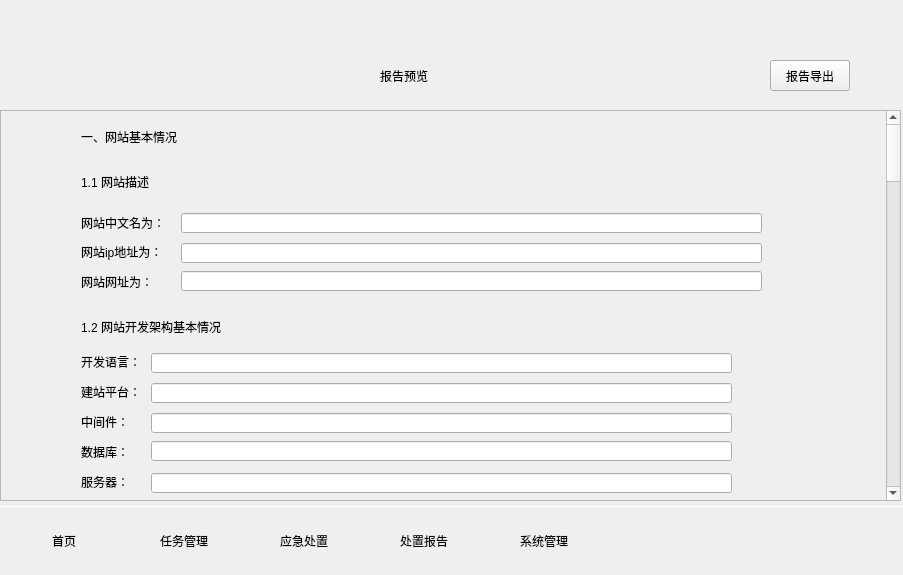
The window that maindialog.ui (sl5976886/sectool) describes before a commit, drawn with Qt 5.
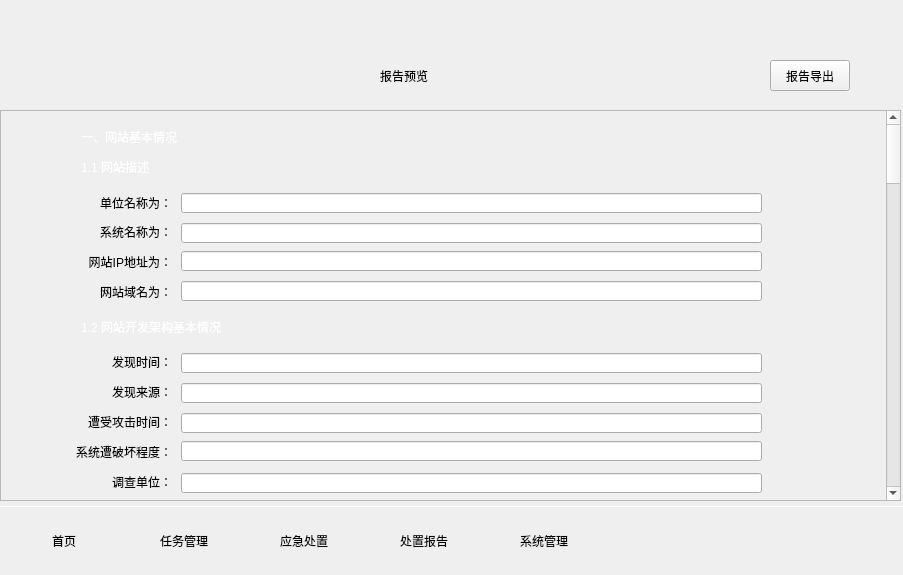
The same window after the commit. The open tabs and pages were chosen to show the change. Icons and pictures are not drawn.

The edit to the form file:
```diff
--- a/maindialog.ui
+++ b/maindialog.ui
@@ -1074,15 +1074,15 @@
       <property name="geometry">
        <rect>
         <x>0</x>
-        <y>0</y>
+        <y>-451</y>
         <width>885</width>
-        <height>2500</height>
+        <height>2400</height>
        </rect>
       </property>
       <property name="minimumSize">
        <size>
         <width>0</width>
-        <height>2500</height>
+        <height>2400</height>
        </size>
       </property>
       <widget class="QLabel" name="label_10">
@@ -1095,7 +1095,8 @@
         </rect>
        </property>
        <property name="styleSheet">
-        <string notr="true">font: 14pt &quot;仿宋&quot;;</string>
+        <string notr="true">font: 14pt &quot;仿宋&quot;;
+color: rgb(255, 255, 255);</string>
        </property>
        <property name="text">
         <string>一、网站基本情况</string>
@@ -1105,13 +1106,14 @@
        <property name="geometry">
         <rect>
          <x>80</x>
-         <y>55</y>
+         <y>40</y>
          <width>121</width>
          <height>31</height>
         </rect>
        </property>
        <property name="styleSheet">
-        <string notr="true">font: 12pt &quot;仿宋&quot;;</string>
+        <string notr="true">font: 12pt &quot;仿宋&quot;;
+color: rgb(255, 255, 255);</string>
        </property>
        <property name="text">
         <string>1.1 网站描述</string>
@@ -1121,39 +1123,48 @@
        <property name="geometry">
         <rect>
          <x>80</x>
-         <y>101</y>
-         <width>81</width>
+         <y>81</y>
+         <width>91</width>
          <height>21</height>
         </rect>
        </property>
        <property name="text">
-        <string>网站中文名为：</string>
+        <string>单位名称为：</string>
+       </property>
+       <property name="alignment">
+        <set>Qt::AlignRight|Qt::AlignTrailing|Qt::AlignVCenter</set>
        </property>
       </widget>
       <widget class="QLabel" name="label_13">
        <property name="geometry">
         <rect>
          <x>80</x>
-         <y>130</y>
-         <width>81</width>
+         <y>110</y>
+         <width>91</width>
          <height>21</height>
         </rect>
        </property>
        <property name="text">
-        <string>网站ip地址为：</string>
+        <string>系统名称为：</string>
+       </property>
+       <property name="alignment">
+        <set>Qt::AlignRight|Qt::AlignTrailing|Qt::AlignVCenter</set>
        </property>
       </widget>
       <widget class="QLabel" name="label_14">
        <property name="geometry">
         <rect>
          <x>80</x>
-         <y>160</y>
-         <width>81</width>
+         <y>140</y>
+         <width>91</width>
          <height>21</height>
         </rect>
        </property>
        <property name="text">
-        <string>网站网址为：</string>
+        <string>网站IP地址为：</string>
+       </property>
+       <property name="alignment">
+        <set>Qt::AlignRight|Qt::AlignTrailing|Qt::AlignVCenter</set>
        </property>
       </widget>
       <widget class="QLabel" name="label_15">
@@ -1166,7 +1177,8 @@
         </rect>
        </property>
        <property name="styleSheet">
-        <string notr="true">font: 12pt &quot;仿宋&quot;;</string>
+        <string notr="true">font: 12pt &quot;仿宋&quot;;
+color: rgb(255, 255, 255);</string>
        </property>
        <property name="text">
         <string>1.2 网站开发架构基本情况</string>
@@ -1177,12 +1189,15 @@
         <rect>
          <x>80</x>
          <y>240</y>
-         <width>81</width>
+         <width>91</width>
          <height>21</height>
         </rect>
        </property>
        <property name="text">
-        <string>开发语言：</string>
+        <string>发现时间：</string>
+       </property>
+       <property name="alignment">
+        <set>Qt::AlignRight|Qt::AlignTrailing|Qt::AlignVCenter</set>
        </property>
       </widget>
       <widget class="QLabel" name="label_17">
@@ -1190,12 +1205,15 @@
         <rect>
          <x>80</x>
          <y>270</y>
-         <width>81</width>
+         <width>91</width>
          <height>21</height>
         </rect>
        </property>
        <property name="text">
-        <string>建站平台：</string>
+        <string>发现来源：</string>
+       </property>
+       <property name="alignment">
+        <set>Qt::AlignRight|Qt::AlignTrailing|Qt::AlignVCenter</set>
        </property>
       </widget>
       <widget class="QLabel" name="label_18">
@@ -1203,25 +1221,31 @@
         <rect>
          <x>80</x>
          <y>300</y>
-         <width>81</width>
+         <width>91</width>
          <height>21</height>
         </rect>
        </property>
        <property name="text">
-        <string>中间件：</string>
+        <string>遭受攻击时间：</string>
+       </property>
+       <property name="alignment">
+        <set>Qt::AlignRight|Qt::AlignTrailing|Qt::AlignVCenter</set>
        </property>
       </widget>
       <widget class="QLabel" name="label_19">
        <property name="geometry">
         <rect>
-         <x>80</x>
+         <x>70</x>
          <y>330</y>
-         <width>81</width>
+         <width>101</width>
          <height>21</height>
         </rect>
        </property>
        <property name="text">
-        <string>数据库：</string>
+        <string>系统遭破坏程度：</string>
+       </property>
+       <property name="alignment">
+        <set>Qt::AlignRight|Qt::AlignTrailing|Qt::AlignVCenter</set>
        </property>
       </widget>
       <widget class="QLabel" name="label_20">
@@ -1229,12 +1253,15 @@
         <rect>
          <x>80</x>
          <y>360</y>
-         <width>81</width>
+         <width>91</width>
          <height>21</height>
         </rect>
        </property>
        <property name="text">
-        <string>服务器：</string>
+        <string>调查单位：</string>
+       </property>
+       <property name="alignment">
+        <set>Qt::AlignRight|Qt::AlignTrailing|Qt::AlignVCenter</set>
        </property>
       </widget>
       <widget class="QLabel" name="label_21">
@@ -1741,7 +1768,7 @@
        <property name="geometry">
         <rect>
          <x>180</x>
-         <y>102</y>
+         <y>82</y>
          <width>581</width>
          <height>20</height>
         </rect>
@@ -1751,7 +1778,7 @@
        <property name="geometry">
         <rect>
          <x>180</x>
-         <y>132</y>
+         <y>112</y>
          <width>581</width>
          <height>20</height>
         </rect>
@@ -1761,7 +1788,7 @@
        <property name="geometry">
         <rect>
          <x>180</x>
-         <y>160</y>
+         <y>140</y>
          <width>581</width>
          <height>20</height>
         </rect>
@@ -1770,7 +1797,7 @@
       <widget class="QLineEdit" name="jgLineEdit_1">
        <property name="geometry">
         <rect>
-         <x>150</x>
+         <x>180</x>
          <y>242</y>
          <width>581</width>
          <height>20</height>
@@ -1780,7 +1807,7 @@
       <widget class="QLineEdit" name="jgLineEdit_2">
        <property name="geometry">
         <rect>
-         <x>150</x>
+         <x>180</x>
          <y>272</y>
          <width>581</width>
          <height>20</height>
@@ -1790,7 +1817,7 @@
       <widget class="QLineEdit" name="jgLineEdit_3">
        <property name="geometry">
         <rect>
-         <x>150</x>
+         <x>180</x>
          <y>302</y>
          <width>581</width>
          <height>20</height>
@@ -1800,7 +1827,7 @@
       <widget class="QLineEdit" name="jgLineEdit_4">
        <property name="geometry">
         <rect>
-         <x>150</x>
+         <x>180</x>
          <y>330</y>
          <width>581</width>
          <height>20</height>
@@ -1810,7 +1837,7 @@
       <widget class="QLineEdit" name="jgLineEdit_5">
        <property name="geometry">
         <rect>
-         <x>150</x>
+         <x>180</x>
          <y>362</y>
          <width>581</width>
          <height>20</height>
@@ -1873,6 +1900,32 @@
         </property>
        </column>
       </widget>
+      <widget class="QLabel" name="label_24">
+       <property name="geometry">
+        <rect>
+         <x>80</x>
+         <y>170</y>
+         <width>91</width>
+         <height>21</height>
+        </rect>
+       </property>
+       <property name="text">
+        <string>网站域名为：</string>
+       </property>
+       <property name="alignment">
+        <set>Qt::AlignRight|Qt::AlignTrailing|Qt::AlignVCenter</set>
+       </property>
+      </widget>
+      <widget class="QLineEdit" name="disLineEdit_4">
+       <property name="geometry">
+        <rect>
+         <x>180</x>
+         <y>170</y>
+         <width>581</width>
+         <height>20</height>
+        </rect>
+       </property>
+      </widget>
      </widget>
     </widget>
     <widget class="QLabel" name="label_9">
```
Left out of the diff: 197 changed lines with no effect on the pictures.
